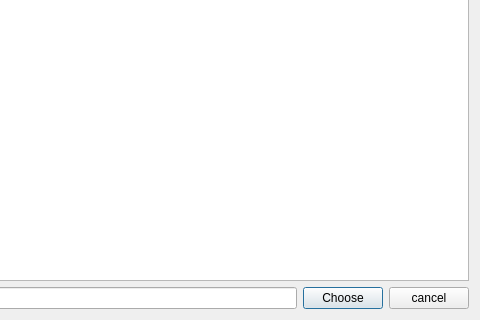
Old version of the form openfiledialog.ui in the repository pr1stvan/qt_szakdoga_gui; both pictures show x 341 to 821 and y 207 to 527 of the 821 by 527 pixel window.
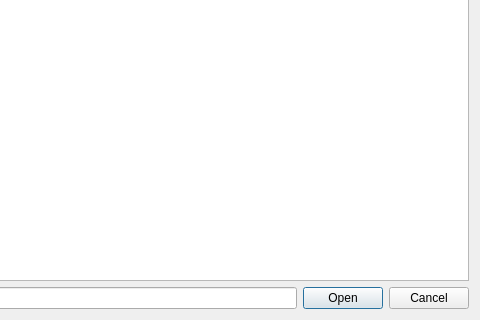
New version of the form. Icons and pictures are not drawn.

What changed in the file:
```diff
--- a/openfiledialog.ui
+++ b/openfiledialog.ui
@@ -108,14 +108,14 @@
      <item>
       <widget class="QPushButton" name="okButton">
        <property name="text">
-        <string>Choose</string>
+        <string>Open</string>
        </property>
       </widget>
      </item>
      <item>
       <widget class="QPushButton" name="cancelButton">
        <property name="text">
-        <string>cancel</string>
+        <string>Cancel</string>
        </property>
       </widget>
      </item>
```
